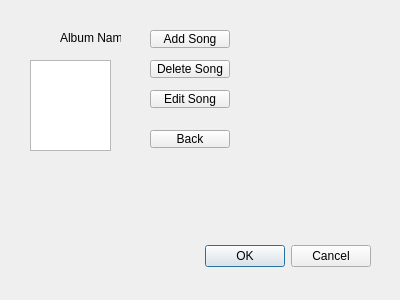
First picture: the form in albumwindow.ui, repository nahal-miri/Spotify, before the edit.
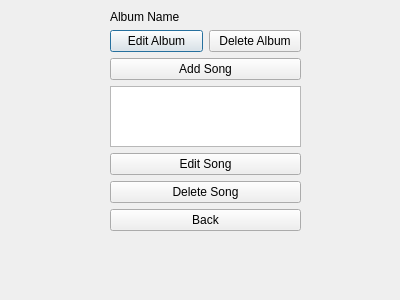
Second picture: the form after the edit.

Commit message: Complete Artist features and album management

What changed in the file:
```diff
--- a/albumwindow.ui
+++ b/albumwindow.ui
@@ -13,97 +13,74 @@
   <property name="windowTitle">
    <string>Dialog</string>
   </property>
-  <widget class="QDialogButtonBox" name="buttonBox">
+  <widget class="QWidget" name="layoutWidget">
    <property name="geometry">
     <rect>
-     <x>30</x>
-     <y>240</y>
-     <width>341</width>
-     <height>32</height>
+     <x>110</x>
+     <y>10</y>
+     <width>191</width>
+     <height>221</height>
     </rect>
    </property>
-   <property name="orientation">
-    <enum>Qt::Orientation::Horizontal</enum>
-   </property>
-   <property name="standardButtons">
-    <set>QDialogButtonBox::StandardButton::Cancel|QDialogButtonBox::StandardButton::Ok</set>
-   </property>
-  </widget>
+   <layout class="QVBoxLayout" name="verticalLayout">
+    <item>
   <widget class="QLabel" name="albumNameLabel">
-   <property name="geometry">
-    <rect>
-     <x>60</x>
-     <y>30</y>
-     <width>61</width>
-     <height>16</height>
-    </rect>
-   </property>
    <property name="text">
     <string>Album Name</string>
    </property>
   </widget>
-  <widget class="QListWidget" name="songsListWidget">
-   <property name="geometry">
-    <rect>
-     <x>30</x>
-     <y>60</y>
-     <width>81</width>
-     <height>91</height>
-    </rect>
-   </property>
-  </widget>
+    </item>
+    <item>
+     <layout class="QHBoxLayout" name="horizontalLayout_2">
+      <item>
+       <widget class="QPushButton" name="editAlbumButton">
+        <property name="text">
+         <string>Edit Album</string>
+        </property>
+       </widget>
+      </item>
+      <item>
+       <widget class="QPushButton" name="deleteButton">
+        <property name="text">
+         <string>Delete Album</string>
+        </property>
+       </widget>
+      </item>
+     </layout>
+    </item>
+    <item>
   <widget class="QPushButton" name="addSongButton">
-   <property name="geometry">
-    <rect>
-     <x>150</x>
-     <y>30</y>
-     <width>80</width>
-     <height>18</height>
-    </rect>
-   </property>
    <property name="text">
     <string>Add Song</string>
    </property>
   </widget>
-  <widget class="QPushButton" name="deleteSongButton">
-   <property name="geometry">
-    <rect>
-     <x>150</x>
-     <y>60</y>
-     <width>80</width>
-     <height>18</height>
-    </rect>
-   </property>
-   <property name="text">
-    <string>Delete Song</string>
-   </property>
-  </widget>
+    </item>
+    <item>
+     <widget class="QListWidget" name="songsListWidget"/>
+    </item>
+    <item>
   <widget class="QPushButton" name="editSongButton">
-   <property name="geometry">
-    <rect>
-     <x>150</x>
-     <y>90</y>
-     <width>80</width>
-     <height>18</height>
-    </rect>
-   </property>
    <property name="text">
     <string>Edit Song</string>
    </property>
   </widget>
+    </item>
+    <item>
+     <widget class="QPushButton" name="deleteSongButton">
+      <property name="text">
+       <string>Delete Song</string>
+      </property>
+     </widget>
+    </item>
+    <item>
   <widget class="QPushButton" name="backButton">
-   <property name="geometry">
-    <rect>
-     <x>150</x>
-     <y>130</y>
-     <width>80</width>
-     <height>18</height>
-    </rect>
-   </property>
    <property name="text">
     <string>Back</string>
    </property>
   </widget>
+    </item>
+   </layout>
+  </widget>
  </widget>
  <resources/>
  <connections>
```
Left out of the diff: 35 changed lines with no effect on the pictures. Lines whose indentation alone changed are shown as unchanged. The commit also changes 25 other files.
